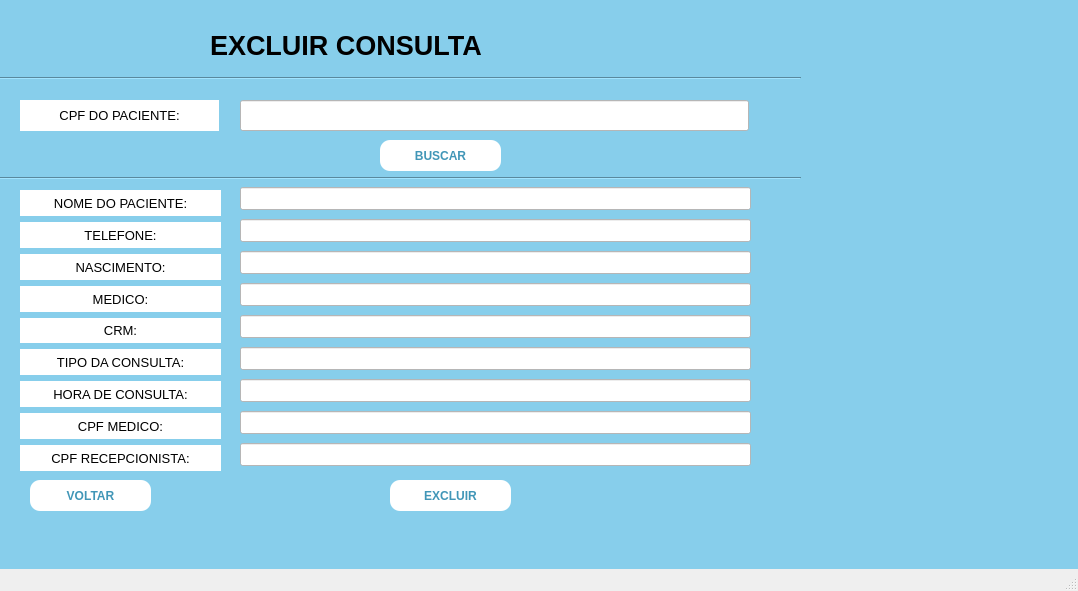
Above: conexao_BD/interface/telas/excluir_consulta_novo.ui from duardo10/sistema-clinica before the change. Below: the same form after it.
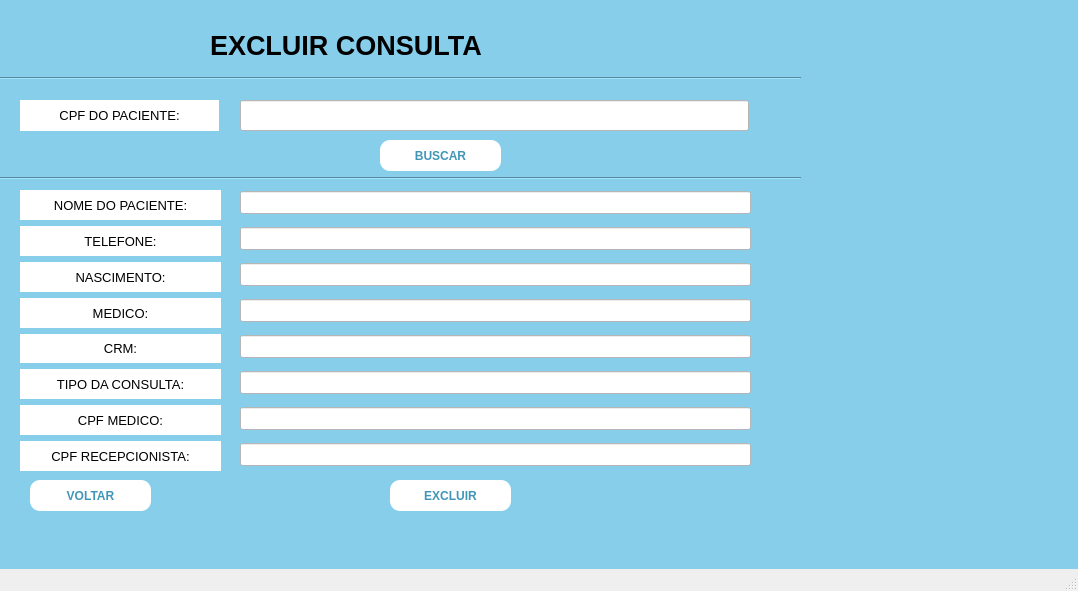
That is the form after the change.

Patch:
```diff
--- a/conexao_BD/interface/telas/excluir_consulta_novo.ui
+++ b/conexao_BD/interface/telas/excluir_consulta_novo.ui
@@ -222,19 +222,6 @@
        </property>
       </widget>
      </item>
-     <item>
-      <widget class="QLabel" name="label_9">
-       <property name="styleSheet">
-        <string notr="true">background-color: white;</string>
-       </property>
-       <property name="text">
-        <string>HORA DE CONSULTA:</string>
-       </property>
-       <property name="alignment">
-        <set>Qt::AlignCenter</set>
-       </property>
-      </widget>
-     </item>
      <item>
       <widget class="QLabel" name="label_10">
        <property name="styleSheet">
@@ -315,13 +302,6 @@
        </property>
       </widget>
      </item>
-     <item>
-      <widget class="QLineEdit" name="lineEdit_8">
-       <property name="styleSheet">
-        <string notr="true">background-color: white;</string>
-       </property>
-      </widget>
-     </item>
      <item>
       <widget class="QLineEdit" name="lineEdit_9">
        <property name="styleSheet">
```
